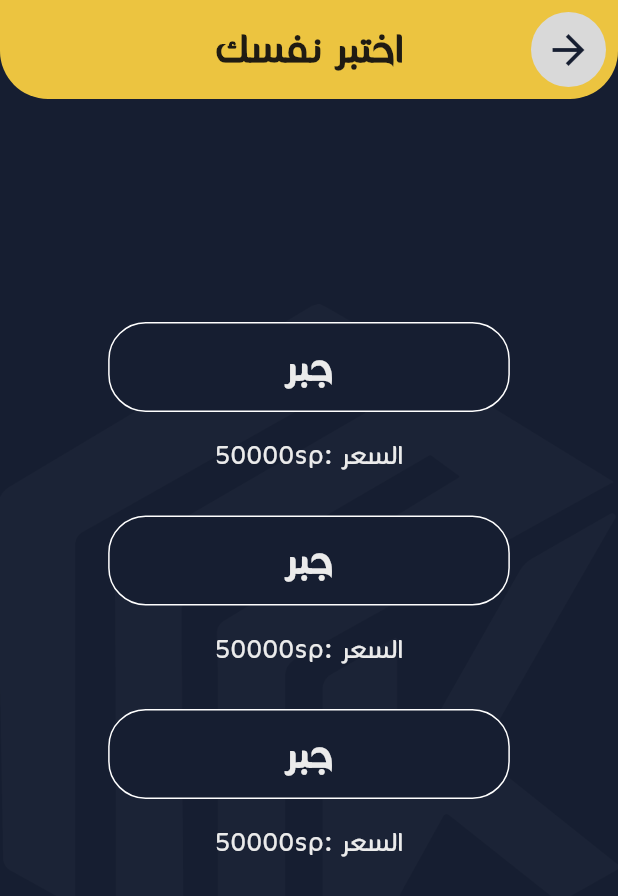
After one commit to TechToc-Solution/mk_academy, a Flutter app: the TestYourSelfPage screen opened directly, on a phone screen of 412 x 824 dp. The commit adds this screen. Shown: the top 896 px of the screen. Run offline on Flutter 3.47's test engine with Material 3 defaults, Android fonts, the phone set to English and light mode, and no system bars; our stand-ins replace awesome_dialog, carousel_slider, dio, firebase_core, firebase_messaging, flutter_bloc and 6 more; accounts and stored records are empty.

Commit message:
add test your self page

```diff
--- a/assets/lang/ar.json
+++ b/assets/lang/ar.json
@@ -21,5 +21,6 @@
     "leaderboard": "المتصدرين",
     "show_all": "عرض الكل",
     "top3_title": "أبطال MK Academy",
-    "curriculum" : "المنهاج"
+    "curriculum" : "المنهاج",
+    "test_your_self" : "اختبر نفسك"
 }
--- a/assets/lang/en.json
+++ b/assets/lang/en.json
@@ -21,5 +21,6 @@
     "leaderboard": "Leaderboard",
     "show_all": "Show All",
     "top3_title": "MK Academy Champions",
-    "curriculum" : "Curriculum"
+    "curriculum" : "Curriculum",
+    "test_your_self" : "Test your self"
 }
--- a/lib/core/utils/assets_data.dart
+++ b/lib/core/utils/assets_data.dart
@@ -1,6 +1,7 @@
 class AssetsData {
   static const logo = 'assets/images/MK_Academy.png';
   static const logoNoBg = 'assets/images/MK_Academy_NoBg.png';
+  static const wihteLogoNoBg = 'assets/images/white_mk _logo.png';
   static const medal1 = 'assets/icons/medal.png';
   static const medal2 = 'assets/icons/medal-2.png';
   static const medal3 = 'assets/icons/medal-3.png';
--- a/lib/core/utils/colors.dart
+++ b/lib/core/utils/colors.dart
@@ -2,7 +2,7 @@ import 'package:flutter/material.dart';
 
 class AppColors {
   static const Color backgroundColor = Color(0xff161E31);
-  static Color borderColor = Color(0xffECC440);
+  static Color borderColor = Colors.white;
   static const Color textTitleAppBarColor = Colors.white;
   static const Color textButtonColors = Colors.black;
   static const primaryColors = Color(0xffECC440);
--- a/lib/core/utils/styles.dart
+++ b/lib/core/utils/styles.dart
@@ -3,6 +3,8 @@ import 'package:flutter/material.dart';
 abstract class Styles {
   static const textStyle35 =
       TextStyle(fontSize: 35, fontWeight: FontWeight.normal);
+  static const textStyle30 =
+      TextStyle(fontSize: 30, fontWeight: FontWeight.normal);
   static const textStyle20 =
       TextStyle(fontSize: 20, fontWeight: FontWeight.normal);
   static const textStyle25 =
--- a/lib/features/home/presentation/views/drawer.dart
+++ b/lib/features/home/presentation/views/drawer.dart
@@ -1,4 +1,7 @@
 import 'package:flutter/material.dart';
+import 'package:mk_academy/features/test_your_self/presentation/views/test_your_self_page.dart';
+
+import '../../../../core/utils/functions.dart';
 
 class CustomDrawer extends StatelessWidget {
   const CustomDrawer({super.key});
@@ -37,7 +40,7 @@ class CustomDrawerBtn extends StatelessWidget {
   @override
   Widget build(BuildContext context) {
     return GestureDetector(
-      onTap: () {},
+      onTap: () => Navigator.of(context).push(goRoute(x: TestYourSelfPage())),
       child: Container(
         margin: EdgeInsets.all(8),
         padding: EdgeInsets.all(16),
--- /dev/null
+++ b/lib/features/test_your_self/presentation/views/test_your_self_page.dart
@@ -0,0 +1,14 @@
+import 'package:flutter/material.dart';
+
+import 'widgets/test_your_self_page_body.dart';
+
+class TestYourSelfPage extends StatelessWidget {
+  const TestYourSelfPage({super.key});
+  static const String routeName = 'testYourSelf';
+  @override
+  Widget build(BuildContext context) {
+    return const Scaffold(
+      body: TestYourSelfPageBody(),
+    );
+  }
+}
--- /dev/null
+++ b/lib/features/test_your_self/presentation/views/widgets/back_ground_image.dart
@@ -0,0 +1,22 @@
+import 'package:flutter/widgets.dart';
+
+import '../../../../../core/utils/assets_data.dart';
+
+class BackgroundImage extends StatelessWidget {
+  const BackgroundImage({
+    super.key,
+  });
+
+  @override
+  Widget build(BuildContext context) {
+    return Container(
+      decoration: BoxDecoration(
+        image: DecorationImage(
+          image: AssetImage(AssetsData.wihteLogoNoBg),
+          fit: BoxFit.contain,
+          alignment: Alignment.center,
+        ),
+      ),
+    );
+  }
+}
--- /dev/null
+++ b/lib/features/test_your_self/presentation/views/widgets/subject_name_item.dart
@@ -0,0 +1,47 @@
+import 'package:flutter/material.dart';
+
+import '../../../../../core/utils/colors.dart';
+import '../../../../../core/utils/constats.dart';
+import '../../../../../core/utils/styles.dart';
+
+class SubjectNameItem extends StatelessWidget {
+  const SubjectNameItem({
+    super.key,
+    required this.screenWidth,
+  });
+
+  final double screenWidth;
+
+  @override
+  Widget build(BuildContext context) {
+    return Center(
+      child: Column(
+        children: [
+          Container(
+            width: screenWidth * 0.65,
+            height: 60,
+            decoration: BoxDecoration(
+              color: AppColors.backgroundColor,
+              border: Border.all(color: AppColors.borderColor),
+              borderRadius: BorderRadius.circular(25),
+            ),
+            child: Center(
+              child: Text(
+                "جبر",
+                style: Styles.textStyle30.copyWith(
+                    color: AppColors.textColor, fontWeight: FontWeight.bold),
+              ),
+            ),
+          ),
+          SizedBox(height: 15),
+          Text(
+            "السعر :50000sp",
+            style: Styles.textStyle20.copyWith(
+                color: AppColors.textColor, fontWeight: FontWeight.w500),
+          ),
+          const SizedBox(height: kSizedBoxHeight),
+        ],
+      ),
+    );
+  }
+}
--- /dev/null
+++ b/lib/features/test_your_self/presentation/views/widgets/test_your_self_page_body.dart
@@ -0,0 +1,42 @@
+import 'package:flutter/material.dart';
+import 'package:mk_academy/core/utils/app_localizations.dart';
+import 'package:mk_academy/core/utils/constats.dart';
+import 'package:mk_academy/core/widgets/custom_app_bar.dart';
+import 'back_ground_image.dart';
+import 'subject_name_item.dart';
+
+class TestYourSelfPageBody extends StatelessWidget {
+  const TestYourSelfPageBody({super.key});
+
+  @override
+  Widget build(BuildContext context) {
+    final screenWidth = MediaQuery.of(context).size.width;
+    return Scaffold(
+      appBar: PreferredSize(
+        preferredSize: Size.fromHeight(kToolbarHeight * 1.5),
+        child: SafeArea(
+            child: CustomAppBar(
+                title: "test_your_self".tr(context), back_btn: true)),
+      ),
+      body: Stack(
+        children: [
+          BackgroundImage(),
+          Padding(
+            padding: EdgeInsets.symmetric(
+                horizontal: screenWidth * 0.05, vertical: screenWidth * 0.3),
+            child: SingleChildScrollView(
+              child: Column(
+                children: [
+                  const SizedBox(height: kSizedBoxHeight),
+                  SubjectNameItem(screenWidth: screenWidth),
+                  SubjectNameItem(screenWidth: screenWidth),
+                  SubjectNameItem(screenWidth: screenWidth),
+                ],
+              ),
+            ),
+          ),
+        ],
+      ),
+    );
+  }
+}
```
Also changed, not shown: assets/images/white_mk _logo.png (added).
